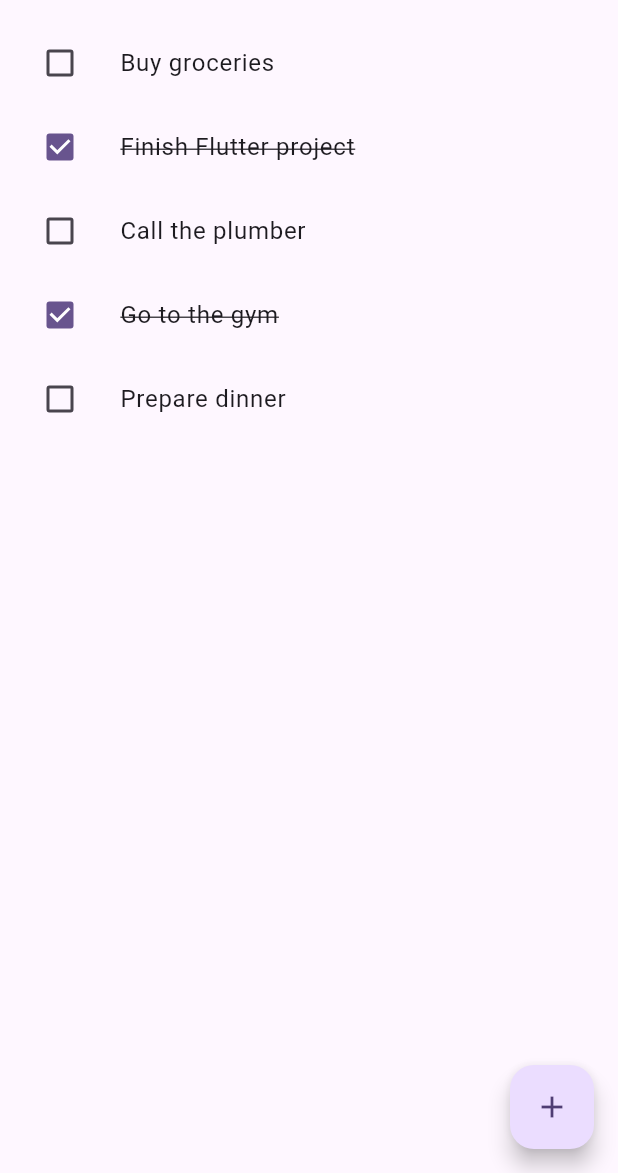
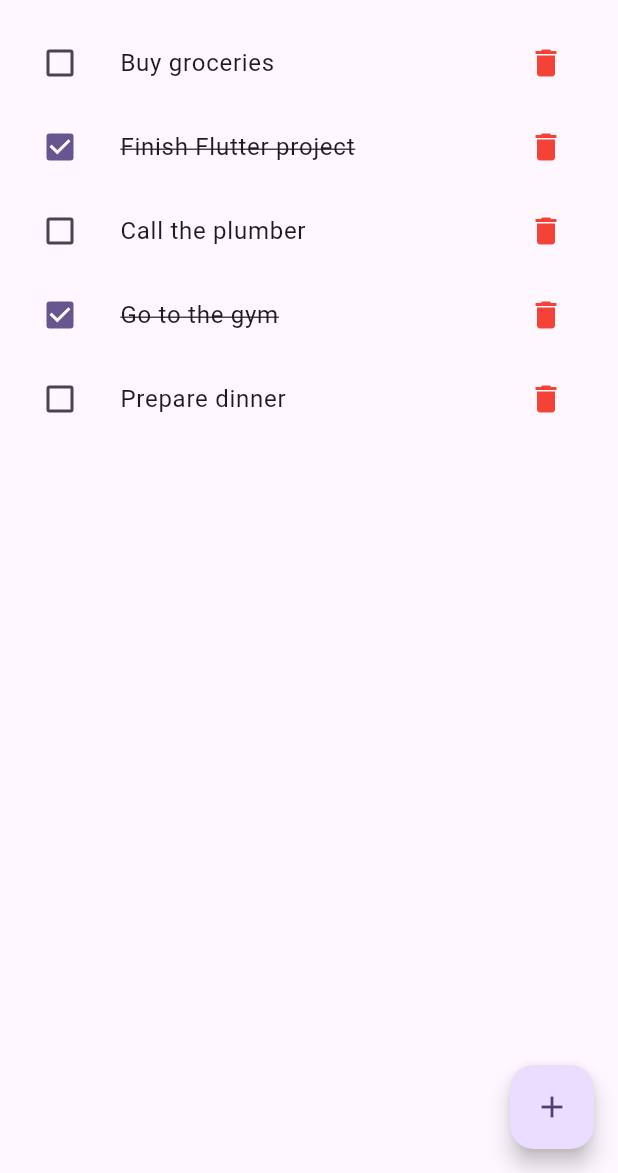
Before and after one commit to bikashchhantyal95/todoapp, a Flutter app: the screen it shows after launch, on a phone screen of 412 x 824 dp, the part 63-1236 px from its top. Run offline on Flutter 3.47's test engine with Material 3 defaults, Android fonts, the phone set to English and light mode, and no system bars.

Commit message:
feat(todo): Add remove todo functionality.

```diff
--- a/lib/screens/todo_home_screen.dart
+++ b/lib/screens/todo_home_screen.dart
@@ -29,6 +29,12 @@ class _TodoHomeScreenState extends State<TodoHomeScreen> {
     });
   }
 
+  void _deleteTodo(int index) {
+    setState(() {
+      _todos.removeAt(index);
+    });
+  }
+
   @override
   Widget build(BuildContext context) {
     return Scaffold(
@@ -52,6 +58,12 @@ class _TodoHomeScreenState extends State<TodoHomeScreen> {
                       ? TextDecoration.lineThrough
                       : TextDecoration.none),
             ),
+            trailing: IconButton(
+                onPressed: () => _deleteTodo(index),
+                icon: Icon(
+                  Icons.delete,
+                  color: Colors.red,
+                )),
           );
         },
       ),
```
